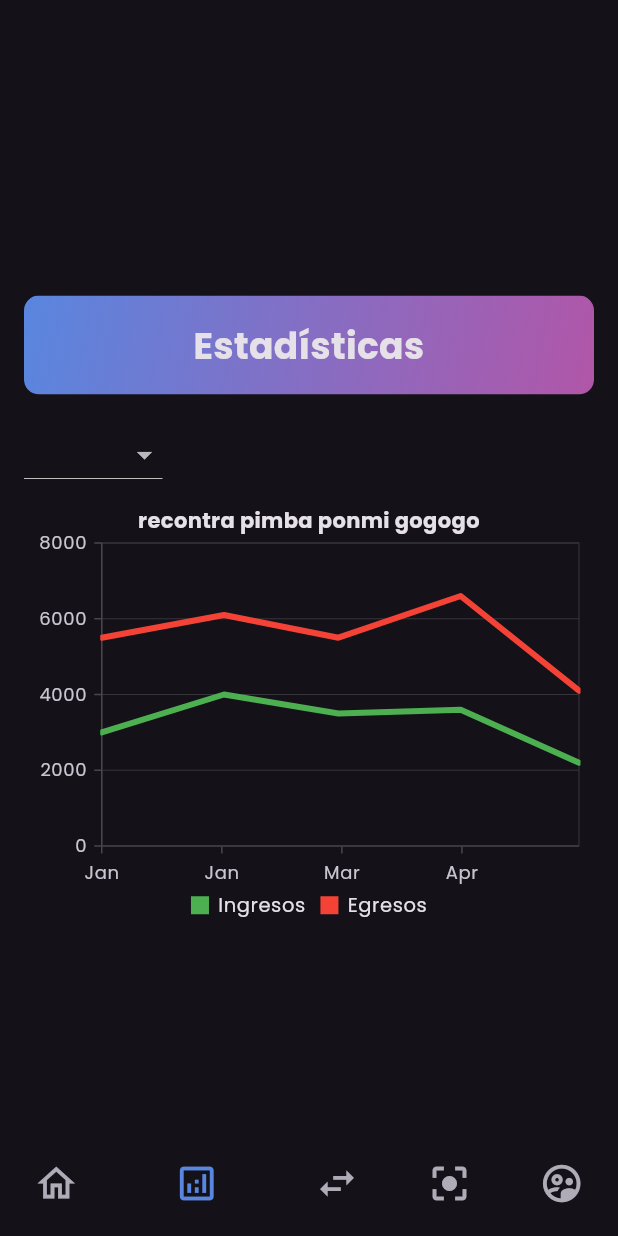
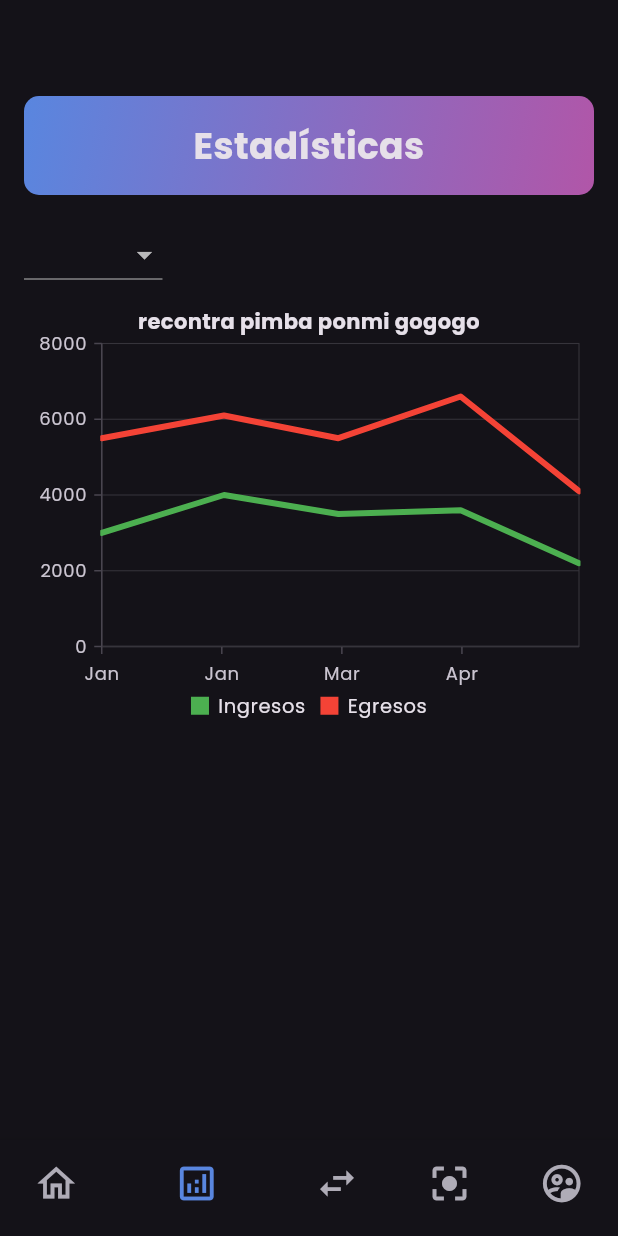
Before and after one commit to Edurz135/mycash_front, a Flutter app: the screen it shows after launch, item 2 of the bottom bar chosen, on a phone screen of 412 x 824 dp. Run offline on Flutter 3.47's test engine with Material 3 defaults, Android fonts, the phone set to English and light mode, and no system bars; our stand-ins replace syncfusion_flutter_charts; network calls fail.

Commit message:
avoid centering

```diff
--- a/lib/main.dart
+++ b/lib/main.dart
@@ -6,7 +6,8 @@ import 'package:mycash_front/screens/transaction_screen.dart';
 import 'package:mycash_front/services/api_config.dart';
 
 void main() {
-  APIConfig.setEnvironment(Environment.development); // or Environment.production
+  APIConfig.setEnvironment(
+      Environment.development); // or Environment.production
   runApp(const MainLayout());
 }
 
@@ -57,8 +58,7 @@ class _BottomNavBarState extends State<BottomNavBar> {
   @override
   Widget build(BuildContext context) {
     return Scaffold(
-      body: Center(
-          child: Padding(
+      body: Padding(
         padding: const EdgeInsets.fromLTRB(
           16.0, // Left padding
           64.0, // Top padding
@@ -69,7 +69,7 @@ class _BottomNavBarState extends State<BottomNavBar> {
             child: Container(
                 alignment: Alignment.topLeft,
                 child: _widgetOptions.elementAt(_selectedIndex))),
-      )),
+      ),
       bottomNavigationBar: BottomNavigationBar(
         items: const <BottomNavigationBarItem>[
           BottomNavigationBarItem(
```
